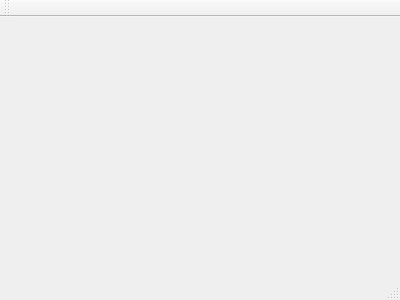
Qt form mainwindow.ui (igreench/fish-tracker) before a commit.
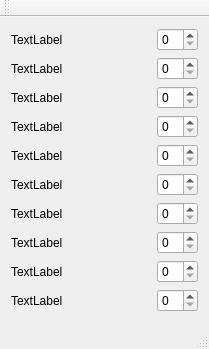
The same form after that commit.

Commit message: StereoSGBM-GUI with bugs

```diff
--- a/mainwindow.ui
+++ b/mainwindow.ui
@@ -1,24 +1,312 @@
 <ui version="4.0">
  <class>MainWindow</class>
- <widget class="QMainWindow" name="MainWindow" >
-  <property name="geometry" >
+ <widget class="QMainWindow" name="MainWindow">
+  <property name="geometry">
    <rect>
     <x>0</x>
     <y>0</y>
-    <width>400</width>
-    <height>300</height>
+    <width>209</width>
+    <height>349</height>
    </rect>
   </property>
   <property name="windowTitle" >
    <string>MainWindow</string>
   </property>
-  <widget class="QMenuBar" name="menuBar" />
-  <widget class="QToolBar" name="mainToolBar" />
-  <widget class="QWidget" name="centralWidget" />
-  <widget class="QStatusBar" name="statusBar" />
+  <widget class="QWidget" name="centralWidget">
+   <layout class="QVBoxLayout" name="verticalLayout">
+    <item>
+     <layout class="QHBoxLayout" name="horizontalLayout">
+      <item>
+       <widget class="QLabel" name="label">
+        <property name="text">
+         <string>TextLabel</string>
+        </property>
+       </widget>
+      </item>
+      <item>
+       <spacer name="horizontalSpacer">
+        <property name="orientation">
+         <enum>Qt::Horizontal</enum>
+        </property>
+        <property name="sizeHint" stdset="0">
+         <size>
+          <width>40</width>
+          <height>20</height>
+         </size>
+        </property>
+       </spacer>
+      </item>
+      <item>
+       <widget class="QSpinBox" name="spinBox"/>
+      </item>
+     </layout>
+    </item>
+    <item>
+     <layout class="QHBoxLayout" name="horizontalLayout_2">
+      <item>
+       <widget class="QLabel" name="label_2">
+        <property name="text">
+         <string>TextLabel</string>
+        </property>
+       </widget>
+      </item>
+      <item>
+       <spacer name="horizontalSpacer_2">
+        <property name="orientation">
+         <enum>Qt::Horizontal</enum>
+        </property>
+        <property name="sizeHint" stdset="0">
+         <size>
+          <width>40</width>
+          <height>20</height>
+         </size>
+        </property>
+       </spacer>
+      </item>
+      <item>
+       <widget class="QSpinBox" name="spinBox_2"/>
+      </item>
+     </layout>
+    </item>
+    <item>
+     <layout class="QHBoxLayout" name="horizontalLayout_3">
+      <item>
+       <widget class="QLabel" name="label_3">
+        <property name="text">
+         <string>TextLabel</string>
+        </property>
+       </widget>
+      </item>
+      <item>
+       <spacer name="horizontalSpacer_3">
+        <property name="orientation">
+         <enum>Qt::Horizontal</enum>
+        </property>
+        <property name="sizeHint" stdset="0">
+         <size>
+          <width>40</width>
+          <height>20</height>
+         </size>
+        </property>
+       </spacer>
+      </item>
+      <item>
+       <widget class="QSpinBox" name="spinBox_3"/>
+      </item>
+     </layout>
+    </item>
+    <item>
+     <layout class="QHBoxLayout" name="horizontalLayout_4">
+      <item>
+       <widget class="QLabel" name="label_4">
+        <property name="text">
+         <string>TextLabel</string>
+        </property>
+       </widget>
+      </item>
+      <item>
+       <spacer name="horizontalSpacer_4">
+        <property name="orientation">
+         <enum>Qt::Horizontal</enum>
+        </property>
+        <property name="sizeHint" stdset="0">
+         <size>
+          <width>40</width>
+          <height>20</height>
+         </size>
+        </property>
+       </spacer>
+      </item>
+      <item>
+       <widget class="QSpinBox" name="spinBox_4"/>
+      </item>
+     </layout>
+    </item>
+    <item>
+     <layout class="QHBoxLayout" name="horizontalLayout_5">
+      <item>
+       <widget class="QLabel" name="label_5">
+        <property name="text">
+         <string>TextLabel</string>
+        </property>
+       </widget>
+      </item>
+      <item>
+       <spacer name="horizontalSpacer_5">
+        <property name="orientation">
+         <enum>Qt::Horizontal</enum>
+        </property>
+        <property name="sizeHint" stdset="0">
+         <size>
+          <width>40</width>
+          <height>20</height>
+         </size>
+        </property>
+       </spacer>
+      </item>
+      <item>
+       <widget class="QSpinBox" name="spinBox_5"/>
+      </item>
+     </layout>
+    </item>
+    <item>
+     <layout class="QHBoxLayout" name="horizontalLayout_6">
+      <item>
+       <widget class="QLabel" name="label_6">
+        <property name="text">
+         <string>TextLabel</string>
+        </property>
+       </widget>
+      </item>
+      <item>
+       <spacer name="horizontalSpacer_6">
+        <property name="orientation">
+         <enum>Qt::Horizontal</enum>
+        </property>
+        <property name="sizeHint" stdset="0">
+         <size>
+          <width>40</width>
+          <height>20</height>
+         </size>
+        </property>
+       </spacer>
+      </item>
+      <item>
+       <widget class="QSpinBox" name="spinBox_6"/>
+      </item>
+     </layout>
+    </item>
+    <item>
+     <layout class="QHBoxLayout" name="horizontalLayout_7">
+      <item>
+       <widget class="QLabel" name="label_7">
+        <property name="text">
+         <string>TextLabel</string>
+        </property>
+       </widget>
+      </item>
+      <item>
+       <spacer name="horizontalSpacer_7">
+        <property name="orientation">
+         <enum>Qt::Horizontal</enum>
+        </property>
+        <property name="sizeHint" stdset="0">
+         <size>
+          <width>40</width>
+          <height>20</height>
+         </size>
+        </property>
+       </spacer>
+      </item>
+      <item>
+       <widget class="QSpinBox" name="spinBox_7"/>
+      </item>
+     </layout>
+    </item>
+    <item>
+     <layout class="QHBoxLayout" name="horizontalLayout_8">
+      <item>
+       <widget class="QLabel" name="label_8">
+        <property name="text">
+         <string>TextLabel</string>
+        </property>
+       </widget>
+      </item>
+      <item>
+       <spacer name="horizontalSpacer_8">
+        <property name="orientation">
+         <enum>Qt::Horizontal</enum>
+        </property>
+        <property name="sizeHint" stdset="0">
+         <size>
+          <width>40</width>
+          <height>20</height>
+         </size>
+        </property>
+       </spacer>
+      </item>
+      <item>
+       <widget class="QSpinBox" name="spinBox_8"/>
+      </item>
+     </layout>
+    </item>
+    <item>
+     <layout class="QHBoxLayout" name="horizontalLayout_9">
+      <item>
+       <widget class="QLabel" name="label_9">
+        <property name="text">
+         <string>TextLabel</string>
+        </property>
+       </widget>
+      </item>
+      <item>
+       <spacer name="horizontalSpacer_9">
+        <property name="orientation">
+         <enum>Qt::Horizontal</enum>
+        </property>
+        <property name="sizeHint" stdset="0">
+         <size>
+          <width>40</width>
+          <height>20</height>
+         </size>
+        </property>
+       </spacer>
+      </item>
+      <item>
+       <widget class="QSpinBox" name="spinBox_9"/>
+      </item>
+     </layout>
+    </item>
+    <item>
+     <layout class="QHBoxLayout" name="horizontalLayout_10">
+      <item>
+       <widget class="QLabel" name="label_10">
+        <property name="text">
+         <string>TextLabel</string>
+        </property>
+       </widget>
+      </item>
+      <item>
+       <spacer name="horizontalSpacer_10">
+        <property name="orientation">
+         <enum>Qt::Horizontal</enum>
+        </property>
+        <property name="sizeHint" stdset="0">
+         <size>
+          <width>40</width>
+          <height>20</height>
+         </size>
+        </property>
+       </spacer>
+      </item>
+      <item>
+       <widget class="QSpinBox" name="spinBox_10"/>
+      </item>
+     </layout>
+    </item>
+   </layout>
+  </widget>
+  <widget class="QMenuBar" name="menuBar">
+   <property name="geometry">
+    <rect>
+     <x>0</x>
+     <y>0</y>
+     <width>209</width>
+     <height>21</height>
+    </rect>
+   </property>
+  </widget>
+  <widget class="QToolBar" name="mainToolBar">
+   <attribute name="toolBarArea">
+    <enum>TopToolBarArea</enum>
+   </attribute>
+   <attribute name="toolBarBreak">
+    <bool>false</bool>
+   </attribute>
+  </widget>
+  <widget class="QStatusBar" name="statusBar"/>
  </widget>
- <layoutDefault spacing="6" margin="11" />
- <pixmapfunction></pixmapfunction>
+ <layoutdefault spacing="6" margin="11"/>
  <resources/>
  <connections/>
 </ui>
```
Left out of the diff: 3 changed lines with no effect on the pictures. The commit also changes 5 other files.
